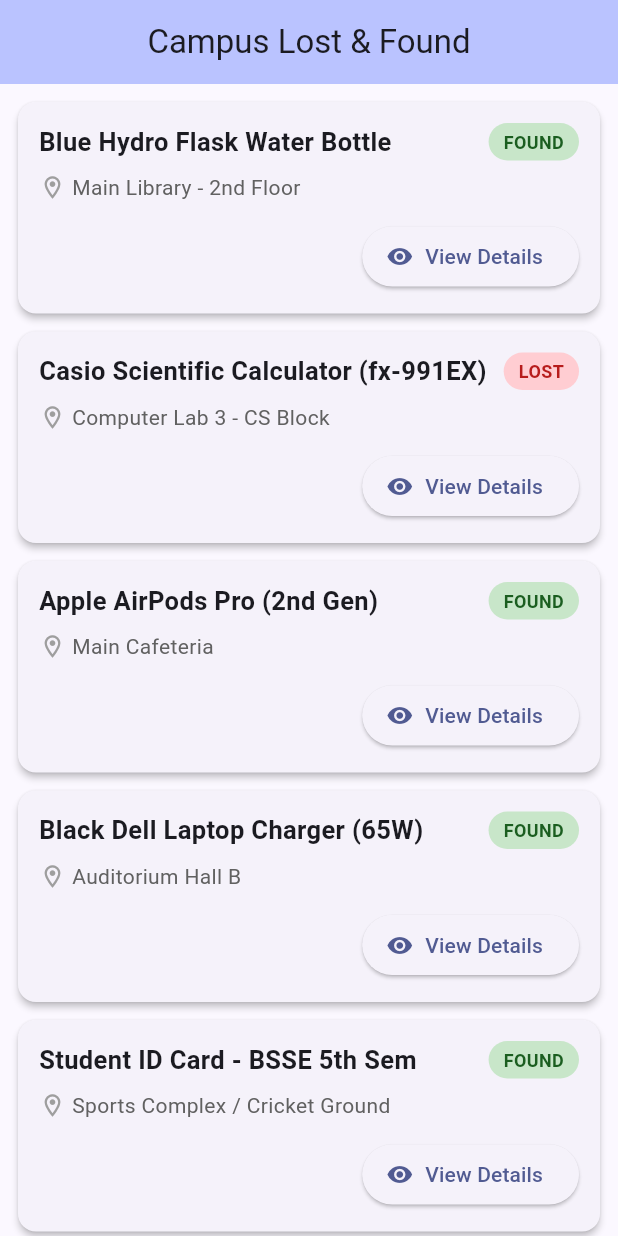
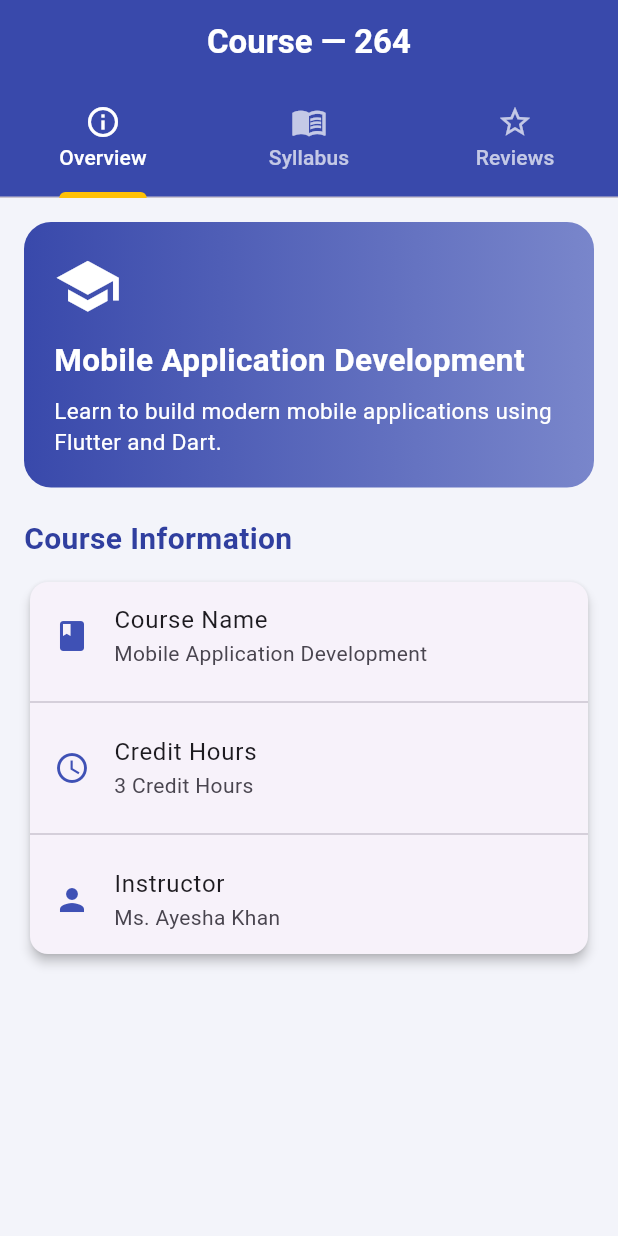
Before and after one commit to kokabhabib2006-khh/course-detail-with-tabs-, a Flutter app: the screen it shows after launch, on a phone screen of 412 x 824 dp. Run offline on Flutter 3.47's test engine with Material 3 defaults, Android fonts, the phone set to English and light mode, and no system bars.

Commit message:
Course Details with Tabs

```diff
--- a/lib/main.dart
+++ b/lib/main.dart
@@ -1,381 +1,336 @@
 import 'package:flutter/material.dart';
 
 void main() {
-  runApp(const CampusLostAndFoundApp());
+  runApp(const CourseApp());
 }
 
-class CampusLostAndFoundApp extends StatelessWidget {
-  const CampusLostAndFoundApp({super.key});
+class CourseApp extends StatelessWidget {
+  const CourseApp({super.key});
 
   @override
   Widget build(BuildContext context) {
     return MaterialApp(
-      title: 'Campus Lost & Found',
       debugShowCheckedModeBanner: false,
+      title: 'Course Details',
       theme: ThemeData(
-        colorScheme: ColorScheme.fromSeed(seedColor: Colors.indigo),
-        useMaterial3: true,
+        primarySwatch: Colors.indigo,
+        scaffoldBackgroundColor: const Color(0xFFF3F4FA),
+        appBarTheme: const AppBarTheme(
+          backgroundColor: Color(0xFF3949AB),
+          foregroundColor: Colors.white,
+          centerTitle: true,
         ),
-      home: const LostAndFoundHomeScreen(),
+      ),
+      home: const CourseDetailsScreen(),
     );
   }
 }
 
-// 1. Data Model for Lost & Found Items
-class LostFoundItem {
-  final String id;
-  final String name;
-  final String location;
-  final String status; // 'Lost' or 'Found'
-  final String date;
-  final String description;
-  final String contactInfo;
+class CourseDetailsScreen extends StatelessWidget {
+  const CourseDetailsScreen({super.key});
 
-  const LostFoundItem({
-    required this.id,
-    required this.name,
-    required this.location,
-    required this.status,
-    required this.date,
-    required this.description,
-    required this.contactInfo,
-  });
-}
-
-// 2. Sample Data (At least 8 items as required)
-final List<LostFoundItem> campusItems = [
-  const LostFoundItem(
-    id: '1',
-    name: 'Blue Hydro Flask Water Bottle',
-    location: 'Main Library - 2nd Floor',
-    status: 'Found',
-    date: 'Oct 28, 2026',
-    description: '32oz insulated blue water bottle with a few programming stickers on the side. Left near the quiet study desks.',
-    contactInfo: 'Library Front Desk (Ext. 402)',
-  ),
-  const LostFoundItem(
-    id: '2',
-    name: 'Casio Scientific Calculator (fx-991EX)',
-    location: 'Computer Lab 3 - CS Block',
-    status: 'Lost',
-    date: 'Oct 28, 2026',
-    description: 'Black Casio ClassWiz calculator. Has initials "A.K." scratched lightly on the back cover.',
-    contactInfo: 'ali.khan@students.au.edu.pk',
-  ),
-  const LostFoundItem(
-    id: '3',
-    name: 'Apple AirPods Pro (2nd Gen)',
-    location: 'Main Cafeteria',
-    status: 'Found',
-    date: 'Oct 27, 2026',
-    description: 'White charging case found on a corner table near the coffee counter.',
-    contactInfo: 'Student Affairs Office - Room 104',
-  ),
-  const LostFoundItem(
-    id: '4',
-    name: 'Black Dell Laptop Charger (65W)',
-    location: 'Auditorium Hall B',
-    status: 'Found',
-    date: 'Oct 27, 2026',
-    description: 'Standard USB-C Dell laptop power adapter left plugged into the wall socket near row G.',
-    contactInfo: 'Admin Security Desk',
-  ),
-  const LostFoundItem(
-    id: '5',
-    name: 'Student ID Card - BSSE 5th Sem',
-    location: 'Sports Complex / Cricket Ground',
-    status: 'Found',
-    date: 'Oct 26, 2026',
-    description: 'University student ID card belonging to Muhammad Usman.',
-    contactInfo: 'Main Gate Security Office',
-  ),
-  const LostFoundItem(
-    id: '6',
-    name: 'Grey Nike Hoodie (Size L)',
-    location: 'Engineering Block - Room 205',
-    status: 'Lost',
-    date: 'Oct 26, 2026',
-    description: 'Light grey pullover hoodie left on the back of a chair after the afternoon lecture.',
-    contactInfo: '0300-1234567',
-  ),
-  const LostFoundItem(
-    id: '7',
-    name: 'SanDisk 64GB USB Flash Drive',
-    location: 'Digital Library',
-    status: 'Lost',
-    date: 'Oct 25, 2026',
-    description: 'Black and red slider USB drive containing Mobile App Development project files.',
-    contactInfo: 'sara.ahmed@students.au.edu.pk',
-  ),
-  const LostFoundItem(
-    id: '8',
-    name: 'Silver Ray-Ban Prescription Glasses',
-    location: 'Bus Stop / Parking Area A',
-    status: 'Found',
-    date: 'Oct 25, 2026',
-    description: 'Thin metal frame glasses inside a hard brown leather case.',
-    contactInfo: 'Transport Office',
-  ),
-  const LostFoundItem(
-    id: '9',
-    name: 'Spiral Notebook - Software Engineering',
-    location: 'Mosque Courtyard',
-    status: 'Found',
-    date: 'Oct 24, 2026',
-    description: 'Blue cover spiral notebook with handwritten lecture notes for SE323.',
-    contactInfo: 'CS Department Clerk Office',
-  ),
+  final List<String> topics = const [
+    'Introduction to Programming',
+    'Programming Fundamentals',
+    'Variables and Data Types',
+    'Conditional Statements',
+    'Loops and Iterations',
+    'Functions and Methods',
+    'Arrays and Lists',
+    'Object-Oriented Programming',
+    'Classes and Objects',
+    'Final Project and Revision',
   ];
-
-// 3. Home Screen displaying the list using ListView.builder
-class LostAndFoundHomeScreen extends StatelessWidget {
-  const LostAndFoundHomeScreen({super.key});
 
   @override
   Widget build(BuildContext context) {
-    return Scaffold(
+    return DefaultTabController(
+      length: 3,
+      child: Scaffold(
         appBar: AppBar(
-        title: const Text('Campus Lost & Found'),
-        centerTitle: true,
-        backgroundColor: Theme.of(context).colorScheme.inversePrimary,
+          title: const Text(
+            'Course — 264',
+            style: TextStyle(fontWeight: FontWeight.bold),
           ),
-      body: ListView.builder(
-        padding: const EdgeInsets.all(12.0),
-        itemCount: campusItems.length,
-        itemBuilder: (context, index) {
-          final item = campusItems[index];
-          final isLost = item.status == 'Lost';
+          bottom: const TabBar(
+            isScrollable: false,
+            indicatorColor: Colors.amber,
+            indicatorWeight: 4,
+            labelColor: Colors.white,
+            unselectedLabelColor: Colors.white70,
+            tabs: [
+              Tab(
+                icon: Icon(Icons.info_outline),
+                text: 'Overview',
+              ),
+              Tab(
+                icon: Icon(Icons.menu_book),
+                text: 'Syllabus',
+              ),
+              Tab(
+                icon: Icon(Icons.star_outline),
+                text: 'Reviews',
+              ),
+            ],
+          ),
+        ),
 
-          return Card(
-            elevation: 2,
-            margin: const EdgeInsets.only(bottom: 12.0),
-            shape: RoundedRectangleBorder(
-              borderRadius: BorderRadius.circular(12),
+        body: TabBarView(
+          children: [
+
+            // TAB 1: OVERVIEW
+            ListView(
+              padding: const EdgeInsets.all(16),
+              children: [
+                Container(
+                  padding: const EdgeInsets.all(20),
+                  decoration: BoxDecoration(
+                    gradient: const LinearGradient(
+                      colors: [
+                        Color(0xFF3949AB),
+                        Color(0xFF7986CB),
+                      ],
                     ),
-            child: Padding(
-              padding: const EdgeInsets.all(14.0),
-              child: Column(
+                    borderRadius: BorderRadius.circular(18),
+                  ),
+                  child: const Column(
                     crossAxisAlignment: CrossAxisAlignment.start,
                     children: [
-                  // Top Row: Item Name & Status Badge
-                  Row(
-                    mainAxisAlignment: MainAxisAlignment.spaceBetween,
+                      Icon(
+                        Icons.school,
+                        color: Colors.white,
+                        size: 45,
+                      ),
+                      SizedBox(height: 12),
+                      Text(
+                        'Mobile Application Development',
+                        style: TextStyle(
+                          color: Colors.white,
+                          fontSize: 21,
+                          fontWeight: FontWeight.bold,
+                        ),
+                      ),
+                      SizedBox(height: 8),
+                      Text(
+                        'Learn to build modern mobile applications using Flutter and Dart.',
+                        style: TextStyle(
+                          color: Colors.white,
+                          fontSize: 15,
+                        ),
+                      ),
+                    ],
+                  ),
+                ),
+
+                const SizedBox(height: 20),
+
+                const Text(
+                  'Course Information',
+                  style: TextStyle(
+                    fontSize: 20,
+                    fontWeight: FontWeight.bold,
+                    color: Color(0xFF303F9F),
+                  ),
+                ),
+
+                const SizedBox(height: 10),
+
+                Card(
+                  elevation: 3,
+                  child: Column(
+                    children: const [
+                      ListTile(
+                        leading: Icon(
+                          Icons.book,
+                          color: Colors.indigo,
+                        ),
+                        title: Text('Course Name'),
+                        subtitle: Text(
+                          'Mobile Application Development',
+                        ),
+                      ),
+                      Divider(),
+                      ListTile(
+                        leading: Icon(
+                          Icons.access_time,
+                          color: Colors.indigo,
+                        ),
+                        title: Text('Credit Hours'),
+                        subtitle: Text('3 Credit Hours'),
+                      ),
+                      Divider(),
+                      ListTile(
+                        leading: Icon(
+                          Icons.person,
+                          color: Colors.indigo,
+                        ),
+                        title: Text('Instructor'),
+                        subtitle: Text('Ms. Ayesha Khan'),
+                      ),
+                    ],
+                  ),
+                ),
+              ],
+            ),
+
+            // TAB 2: SYLLABUS
+            ListView(
+              padding: const EdgeInsets.all(16),
               children: [
-                      Expanded(
+                const Text(
+                  'Course Syllabus',
+                  style: TextStyle(
+                    fontSize: 22,
+                    fontWeight: FontWeight.bold,
+                    color: Color(0xFF303F9F),
+                  ),
+                ),
+
+                const SizedBox(height: 8),
+
+                const Text(
+                  'Weekly topics covered in this course.',
+                  style: TextStyle(
+                    color: Colors.grey,
+                    fontSize: 14,
+                  ),
+                ),
+
+                const SizedBox(height: 12),
+
+                ...List.generate(
+                  topics.length,
+                      (index) => Card(
+                    elevation: 2,
+                    margin: const EdgeInsets.symmetric(
+                      vertical: 6,
+                    ),
+                    child: ListTile(
+                      leading: CircleAvatar(
+                        backgroundColor: Colors.indigo,
                         child: Text(
-                          item.name,
+                          '${index + 1}',
                           style: const TextStyle(
-                            fontSize: 17,
+                            color: Colors.white,
                             fontWeight: FontWeight.bold,
                           ),
                         ),
                       ),
-                      const SizedBox(width: 8),
-                      Container(
-                        padding: const EdgeInsets.symmetric(
-                          horizontal: 10,
-                          vertical: 4,
+                      title: Text(
+                        'Week ${index + 1}',
+                        style: const TextStyle(
+                          fontWeight: FontWeight.bold,
+                          color: Colors.indigo,
                         ),
-                        decoration: BoxDecoration(
-                          color: isLost
-                              ? Colors.red.shade100
-                              : Colors.green.shade100,
-                          borderRadius: BorderRadius.circular(20),
                       ),
-                        child: Text(
-                          item.status.toUpperCase(),
-                          style: TextStyle(
-                            color: isLost
-                                ? Colors.red.shade900
-                                : Colors.green.shade900,
-                            fontWeight: FontWeight.bold,
-                            fontSize: 12,
+                      subtitle: Text(topics[index]),
+                      trailing: const Icon(
+                        Icons.check_circle_outline,
+                        color: Colors.green,
+                      ),
                     ),
                   ),
                 ),
               ],
             ),
-                  const SizedBox(height: 8),
 
-                  // Location Row
-                  Row(
+            // TAB 3: REVIEWS
+            ListView(
+              padding: const EdgeInsets.all(16),
               children: [
-                      const Icon(
-                        Icons.location_on_outlined,
-                        size: 18,
-                        color: Colors.grey,
+                const Text(
+                  'Student Reviews',
+                  style: TextStyle(
+                    fontSize: 22,
+                    fontWeight: FontWeight.bold,
+                    color: Color(0xFF303F9F),
                   ),
-                      const SizedBox(width: 4),
-                      Expanded(
+                ),
+
+                const SizedBox(height: 12),
+
+                Card(
+                  elevation: 3,
+                  child: const ListTile(
+                    leading: CircleAvatar(
+                      backgroundColor: Colors.indigo,
                       child: Text(
-                          item.location,
+                        'A',
+                        style: TextStyle(color: Colors.white),
+                      ),
+                    ),
+                    title: Text(
+                      'Ali Ahmed',
                       style: TextStyle(
-                            fontSize: 14,
-                            color: Colors.grey.shade700,
+                        fontWeight: FontWeight.bold,
+                      ),
+                    ),
+                    subtitle: Text(
+                      'Very helpful course. I learned Flutter easily.',
+                    ),
+                    trailing: Icon(
+                      Icons.star,
+                      color: Colors.amber,
+                    ),
+                  ),
+                ),
+
+                Card(
+                  elevation: 3,
+                  child: const ListTile(
+                    leading: CircleAvatar(
+                      backgroundColor: Colors.purple,
+                      child: Text(
+                        'S',
+                        style: TextStyle(color: Colors.white),
+                      ),
+                    ),
+                    title: Text(
+                      'Sara Khan',
+                      style: TextStyle(
+                        fontWeight: FontWeight.bold,
+                      ),
+                    ),
+                    subtitle: Text(
+                      'The lectures are interesting and easy to understand.',
+                    ),
+                    trailing: Icon(
+                      Icons.star,
+                      color: Colors.amber,
+                    ),
+                  ),
+                ),
+
+                Card(
+                  elevation: 3,
+                  child: const ListTile(
+                    leading: CircleAvatar(
+                      backgroundColor: Colors.teal,
+                      child: Text(
+                        'U',
+                        style: TextStyle(color: Colors.white),
+                      ),
+                    ),
+                    title: Text(
+                      'Usman Ali',
+                      style: TextStyle(
+                        fontWeight: FontWeight.bold,
+                      ),
+                    ),
+                    subtitle: Text(
+                      'Excellent course with practical examples.',
+                    ),
+                    trailing: Icon(
+                      Icons.star,
+                      color: Colors.amber,
                     ),
                   ),
                 ),
               ],
-                  ),
-                  const SizedBox(height: 12),
-
-                  // Action Button to View Details
-                  Align(
-                    alignment: Alignment.centerRight,
-                    child: ElevatedButton.icon(
-                      onPressed: () {
-                        // Navigation to Item Details Screen
-                        Navigator.push(
-                          context,
-                          MaterialPageRoute(
-                            builder: (context) => ItemDetailsScreen(item: item),
-                          ),
-                        );
-                      },
-                      icon: const Icon(Icons.visibility, size: 18),
-                      label: const Text('View Details'),
-                    ),
-                  ),
-                ],
-              ),
-            ),
-          );
-        },
-      ),
-    );
-  }
-}
-
-// 4. Item Details Screen
-class ItemDetailsScreen extends StatelessWidget {
-  final LostFoundItem item;
-
-  const ItemDetailsScreen({super.key, required this.item});
-
-  @override
-  Widget build(BuildContext context) {
-    final isLost = item.status == 'Lost';
-
-    return Scaffold(
-      appBar: AppBar(
-        title: const Text('Item Details'),
-        backgroundColor: Theme.of(context).colorScheme.inversePrimary,
-      ),
-      body: SingleChildScrollView(
-        padding: const EdgeInsets.all(20.0),
-        child: Column(
-          crossAxisAlignment: CrossAxisAlignment.start,
-          children: [
-            // Status Banner
-            Container(
-              width: double.infinity,
-              padding: const EdgeInsets.all(12),
-              decoration: BoxDecoration(
-                color: isLost ? Colors.red.shade50 : Colors.green.shade50,
-                borderRadius: BorderRadius.circular(10),
-                border: Border.all(
-                  color: isLost ? Colors.red.shade300 : Colors.green.shade300,
-                ),
-              ),
-              child: Row(
-                children: [
-                  Icon(
-                    isLost ? Icons.search_off : Icons.check_circle_outline,
-                    color: isLost ? Colors.red.shade700 : Colors.green.shade700,
-                  ),
-                  const SizedBox(width: 10),
-                  Text(
-                    'Status: ${item.status}',
-                    style: TextStyle(
-                      fontSize: 16,
-                      fontWeight: FontWeight.bold,
-                      color:
-                      isLost ? Colors.red.shade900 : Colors.green.shade900,
-                    ),
-                  ),
-                ],
-              ),
-            ),
-            const SizedBox(height: 20),
-
-            // Item Title
-            Text(
-              item.name,
-              style: const TextStyle(
-                fontSize: 24,
-                fontWeight: FontWeight.bold,
-              ),
-            ),
-            const Divider(height: 30),
-
-            // Details List
-            _buildDetailRow(Icons.location_on, 'Campus Location', item.location),
-            const SizedBox(height: 16),
-            _buildDetailRow(Icons.calendar_today, 'Date Reported', item.date),
-            const SizedBox(height: 16),
-            _buildDetailRow(Icons.contact_phone, 'Contact / Claim At', item.contactInfo),
-            const Divider(height: 30),
-
-            // Description Section
-            const Text(
-              'Description',
-              style: TextStyle(
-                fontSize: 18,
-                fontWeight: FontWeight.bold,
-              ),
-            ),
-            const SizedBox(height: 8),
-            Text(
-              item.description,
-              style: const TextStyle(fontSize: 16, height: 1.5),
-            ),
-            const SizedBox(height: 32),
-
-            // Back Button
-            SizedBox(
-              width: double.infinity,
-              child: OutlinedButton.icon(
-                onPressed: () => Navigator.pop(context),
-                icon: const Icon(Icons.arrow_back),
-                label: const Text('Back to All Items'),
-              ),
             ),
           ],
         ),
       ),
     );
   }
-
-  Widget _buildDetailRow(IconData icon, String label, String value) {
-    return Row(
-      crossAxisAlignment: CrossAxisAlignment.start,
-      children: [
-        Icon(icon, color: Colors.indigo, size: 22),
-        const SizedBox(width: 12),
-        Expanded(
-          child: Column(
-            crossAxisAlignment: CrossAxisAlignment.start,
-            children: [
-              Text(
-                label,
-                style: TextStyle(
-                  fontSize: 13,
-                  color: Colors.grey.shade600,
-                  fontWeight: FontWeight.w500,
-                ),
-              ),
-              const SizedBox(height: 2),
-              Text(
-                value,
-                style: const TextStyle(
-                  fontSize: 16,
-                  fontWeight: FontWeight.w600,
-                ),
-              ),
-            ],
-          ),
-        ),
-      ],
-    );
 }
-}
--- a/pubspec.yaml
+++ b/pubspec.yaml
@@ -34,6 +34,7 @@ dependencies:
   # The following adds the Cupertino Icons font to your application.
   # Use with the CupertinoIcons class for iOS style icons.
   cupertino_icons: ^1.0.8
+  webview_flutter: ^4.14.1
 
 dev_dependencies:
   flutter_test:
```
Also changed, not shown: pubspec.lock, 1 other file. Lines whose indentation alone changed are shown as unchanged.
